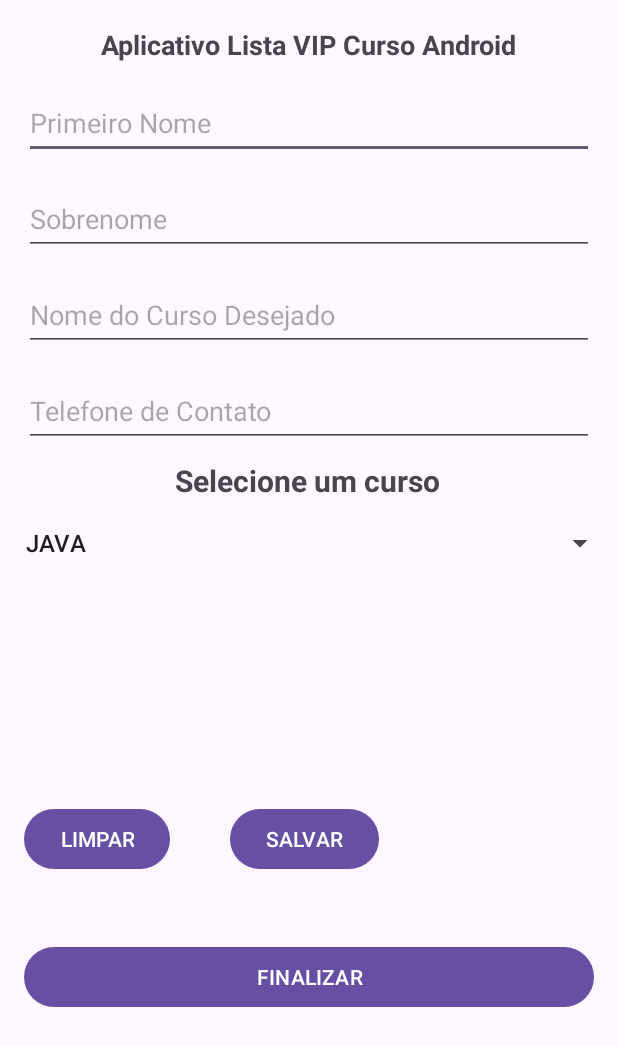
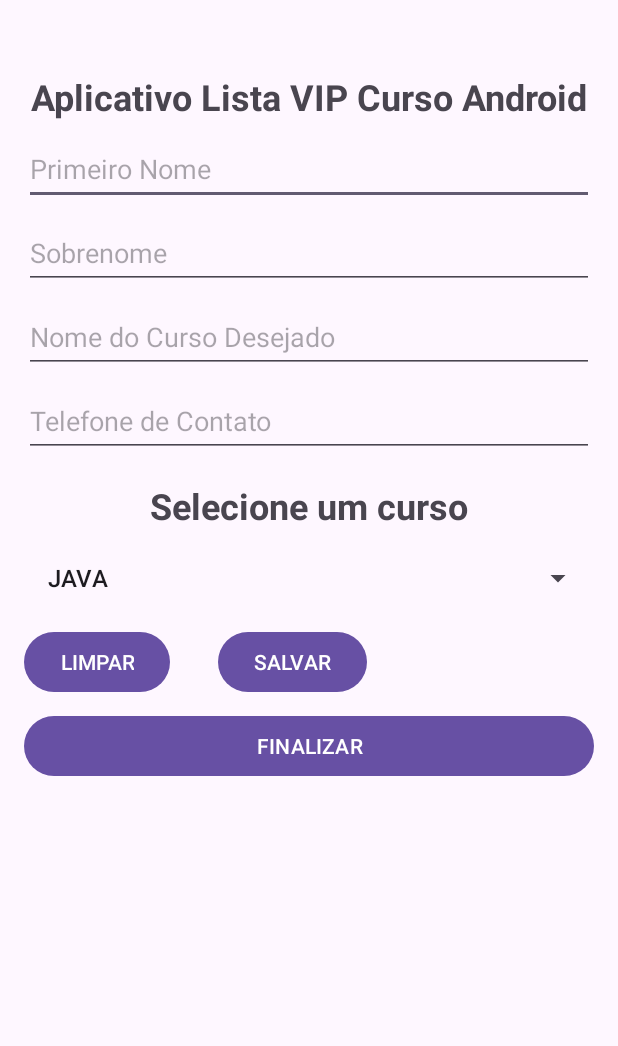
Before and after one commit to joaoadsistemas/Java_Kotlin_Android, an Android app: the screen it shows after launch (MainActivity), on a phone screen of 412 x 824 dp. Shown: the top 1046 px of the screen. Run offline under Robolectric (Android 15) with nearby library versions, the phone set to English and light mode, and no system bars.

Commit message:
Refatorado Layout para Linear Layout

```diff
--- a/AppListaCurso/app/src/main/java/devandroid/silveira/applistacurso/view/MainActivity.java
+++ b/AppListaCurso/app/src/main/java/devandroid/silveira/applistacurso/view/MainActivity.java
@@ -38,7 +38,7 @@ public class MainActivity extends AppCompatActivity {
     @Override
     protected void onCreate(Bundle savedInstanceState) {
         super.onCreate(savedInstanceState);
-        setContentView(R.layout.activity_main);
+        setContentView(R.layout.activity_spinner);
 
         p1 = new Pessoa();
         controller = new PessoaController(this);
--- a/AppListaCurso/app/src/main/res/layout/activity_main.xml
+++ b/AppListaCurso/app/src/main/res/layout/activity_main.xml
@@ -71,7 +71,7 @@
         android:id="@+id/txtListaSpinner"
         android:layout_width="wrap_content"
         android:layout_height="wrap_content"
-        android:text="@string/selecione_um_curso"
+        android:text="@string/txt_selecione_um_curso"
         android:textSize="20sp"
         android:textStyle="bold"
         app:layout_constraintBottom_toTopOf="@+id/spinner"
--- /dev/null
+++ b/AppListaCurso/app/src/main/res/layout/activity_spinner.xml
@@ -0,0 +1,140 @@
+<?xml version="1.0" encoding="utf-8"?>
+<androidx.appcompat.widget.LinearLayoutCompat xmlns:android="http://schemas.android.com/apk/res/android"
+    xmlns:app="http://schemas.android.com/apk/res-auto"
+    xmlns:tools="http://schemas.android.com/tools"
+    android:layout_width="match_parent"
+    android:layout_height="match_parent"
+    android:orientation="vertical"
+    tools:context=".view.MainActivity">
+
+    <ScrollView
+        android:layout_width="match_parent"
+        android:layout_height="wrap_content">
+
+
+        <LinearLayout
+            android:layout_width="match_parent"
+            android:layout_height="wrap_content"
+            android:orientation="vertical">
+
+
+            <TextView
+                android:id="@+id/txtTituloApp"
+                android:layout_width="match_parent"
+                android:layout_height="wrap_content"
+                android:layout_marginStart="16dp"
+                android:layout_marginTop="48dp"
+                android:layout_marginEnd="16dp"
+                android:gravity="center_horizontal"
+                android:text="@string/txt_titulo"
+                android:textSize="24sp"
+                android:textStyle="bold" />
+
+            <EditText
+                android:id="@+id/editPrimeiroNome"
+                android:layout_width="match_parent"
+                android:layout_height="48dp"
+                android:layout_marginStart="16dp"
+                android:layout_marginTop="8dp"
+                android:layout_marginEnd="16dp"
+                android:ems="10"
+                android:hint="@string/txt_hint_edit_primeiro_nome"
+                android:inputType="text" />
+
+            <EditText
+                android:id="@+id/editSobrenome"
+                android:layout_width="match_parent"
+                android:layout_height="48dp"
+                android:layout_marginStart="16dp"
+                android:layout_marginTop="8dp"
+                android:layout_marginEnd="16dp"
+                android:ems="10"
+                android:hint="@string/txt_hint_edit_sobrenome"
+                android:inputType="text" />
+
+            <EditText
+                android:id="@+id/editNomeCurso"
+                android:layout_width="match_parent"
+                android:layout_height="48dp"
+                android:layout_marginStart="16dp"
+                android:layout_marginTop="8dp"
+                android:layout_marginEnd="16dp"
+                android:ems="10"
+                android:hint="@string/txt_hint_edit_nome_do_curso"
+                android:inputType="text" />
+
+            <EditText
+                android:id="@+id/editTelefoneContato"
+                android:layout_width="match_parent"
+                android:layout_height="48dp"
+                android:layout_marginStart="16dp"
+                android:layout_marginTop="8dp"
+                android:layout_marginEnd="16dp"
+                android:ems="10"
+                android:hint="@string/txt_hint_edit_telefone_de_contato"
+                android:inputType="text" />
+
+            <TextView
+                android:id="@+id/txtListaSpinner"
+                android:layout_width="match_parent"
+                android:layout_height="wrap_content"
+                android:layout_marginStart="16dp"
+                android:layout_marginTop="16dp"
+                android:layout_marginEnd="16dp"
+                android:gravity="center_horizontal"
+                android:text="@string/txt_selecione_um_curso"
+                android:textSize="24sp"
+                android:textStyle="bold" />
+
+            <Spinner
+                android:id="@+id/spinner"
+                android:layout_width="match_parent"
+                android:layout_height="wrap_content"
+                android:layout_marginStart="16dp"
+                android:layout_marginTop="8dp"
+                android:layout_marginEnd="16dp" />
+
+           <LinearLayout
+               android:layout_width="match_parent"
+               android:layout_height="wrap_content"
+               android:orientation="horizontal">
+
+               <Button
+                   android:id="@+id/btnLimpar"
+                   android:layout_width="wrap_content"
+                   android:layout_height="wrap_content"
+                   android:layout_marginStart="16dp"
+                   android:layout_marginTop="8dp"
+                   android:layout_marginEnd="16dp"
+                   android:text="@string/txt_button_limpar" />
+
+               <Button
+                   android:id="@+id/btnSalvar"
+                   android:layout_width="wrap_content"
+                   android:layout_height="wrap_content"
+                   android:layout_marginStart="16dp"
+                   android:layout_marginTop="8dp"
+                   android:layout_marginEnd="16dp"
+                   android:text="@string/txt_button_salvar" />
+
+           </LinearLayout>
+
+            <Button
+                android:id="@+id/btnFinalizar"
+                android:layout_width="match_parent"
+                android:layout_height="wrap_content"
+                android:layout_marginStart="16dp"
+                android:layout_marginTop="8dp"
+                android:layout_marginEnd="16dp"
+                android:text="@string/txt_button_finalizar" />
+
+
+
+
+        </LinearLayout>
+
+
+</ScrollView>
+
+
+</androidx.appcompat.widget.LinearLayoutCompat>
--- a/AppListaCurso/app/src/main/res/values/strings.xml
+++ b/AppListaCurso/app/src/main/res/values/strings.xml
@@ -8,5 +8,5 @@
     <string name="txt_button_limpar">LIMPAR</string>
     <string name="txt_button_salvar">SALVAR</string>
     <string name="txt_button_finalizar">FINALIZAR</string>
-    <string name="selecione_um_curso">Selecione um curso</string>
+    <string name="txt_selecione_um_curso">Selecione um curso</string>
 </resources>
```
